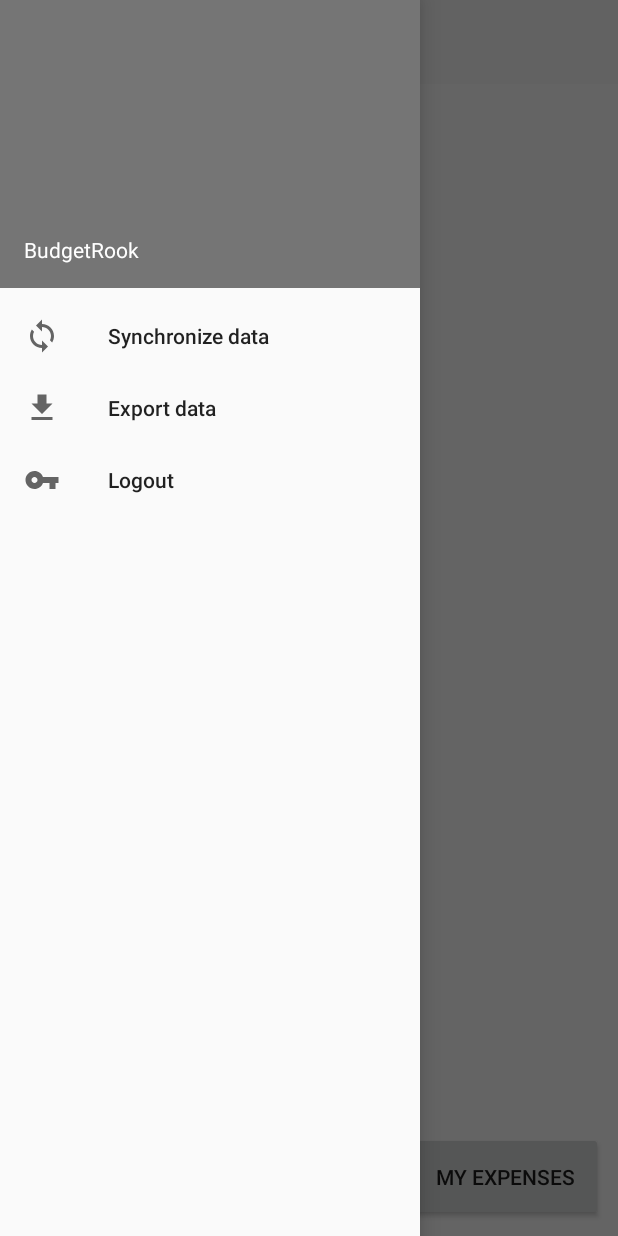
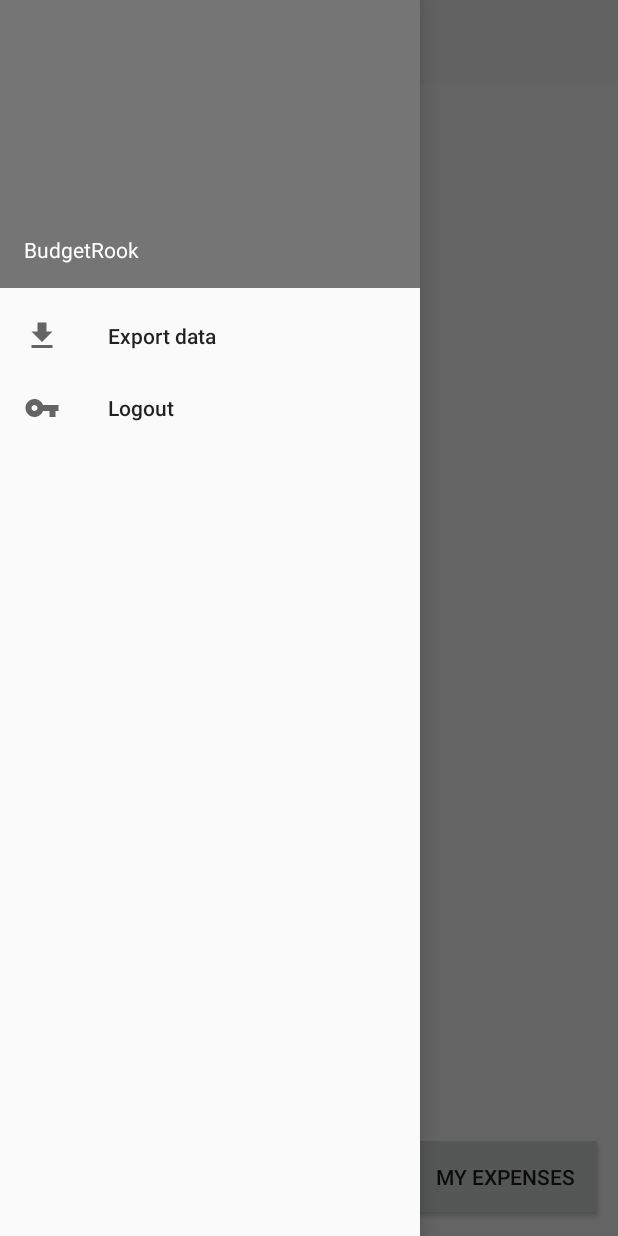
Before and after one commit to oskar194/PMobilna, an Android app: the MenuActivity screen opened directly, with no data from a screen before it, with the side drawer open, on a phone screen of 412 x 824 dp. Run offline under Robolectric (Android 15) with nearby library versions, the phone set to English and light mode, and no system bars; our stand-ins replace Room's generated code; libraries missing offline, so code that uses them is left out: com.github.mikephil.charting, net.rdrei.android; plain views replace PieChart; network calls fail; 1 statement that could not run was skipped.

Commit message:
Minor bugfixes

```diff
--- a/app/src/main/java/com/admin/budgetrook/fragments/RadarChartFragment.java
+++ b/app/src/main/java/com/admin/budgetrook/fragments/RadarChartFragment.java
@@ -56,6 +56,10 @@ public class RadarChartFragment extends Fragment {
         // Inflate the layout for this fragment
         View v = inflater.inflate(R.layout.fragment_radar_chart, container, false);
         chart = (RadarChart) v.findViewById(R.id.radar_chart_fragment_chart);
+        chart.setExtraBottomOffset(30);
+        chart.setExtraRightOffset(30);
+        chart.setExtraTopOffset(30);
+        chart.setExtraLeftOffset(30);
         mListener.getExpensesForRadar();
         return v;
     }
--- a/app/src/main/res/menu/drawer_view.xml
+++ b/app/src/main/res/menu/drawer_view.xml
@@ -1,10 +1,10 @@
 <?xml version="1.0" encoding="utf-8"?>
 <menu xmlns:android="http://schemas.android.com/apk/res/android">
     <group android:checkableBehavior="none">
-        <item
-            android:id="@+id/nav_manage"
-            android:icon="@drawable/ic_menu_sync"
-            android:title="Synchronize data" />
+        <!--<item-->
+            <!--android:id="@+id/nav_manage"-->
+            <!--android:icon="@drawable/ic_menu_sync"-->
+            <!--android:title="Synchronize data" />-->
         <item
             android:id="@+id/nav_export"
             android:icon="@drawable/ic_menu_import"
```
Also changed, not shown: app/src/main/java/com/admin/budgetrook/tasks/LoginTask.java (+8 -6 lines).
